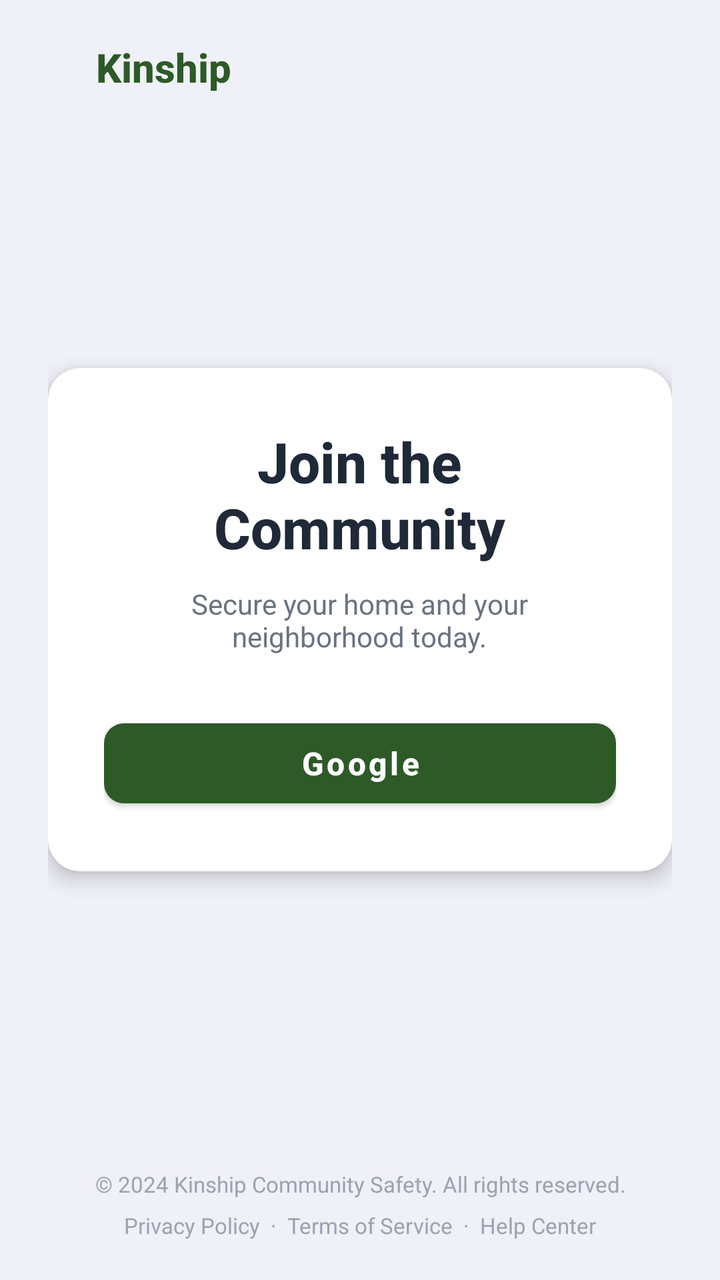
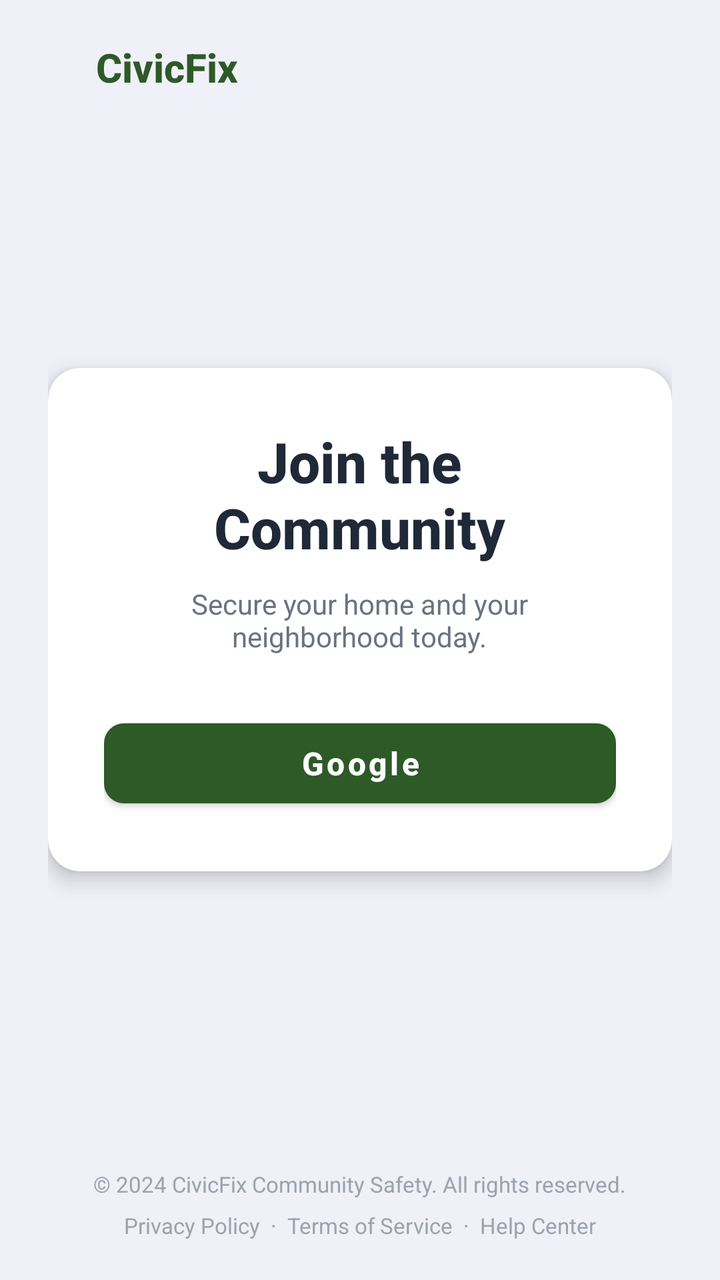

The first picture is an Android layout as it rendered before a commit; the second is the same layout after the commit. The layout source and the unified diff follow.
<!-- AndroidManifest.xml: application theme Theme.CivicFix -->
<!-- res/layout/login_activity.xml -->
<?xml version="1.0" encoding="utf-8"?>
<LinearLayout xmlns:android="http://schemas.android.com/apk/res/android"
    xmlns:app="http://schemas.android.com/apk/res-auto"
    android:layout_width="match_parent"
    android:layout_height="match_parent"
    android:orientation="vertical"
    android:background="#F0F0F8">

    
    <LinearLayout
        android:layout_width="wrap_content"
        android:layout_height="wrap_content"
        android:orientation="horizontal"
        android:gravity="center_vertical"
        android:layout_marginStart="20dp"
        android:layout_marginTop="20dp">

        <ImageView
            android:id="@+id/ivLogo"
            android:layout_width="22dp"
            android:layout_height="22dp"
            app:tint="@color/primaryLight"
            android:contentDescription="Kinship logo" />

        <TextView
            android:layout_width="wrap_content"
            android:layout_height="wrap_content"
            android:text="Kinship"
            android:textColor="@color/primaryLight"
            android:textSize="20sp"
            android:textStyle="bold"
            android:fontFamily="sans-serif-medium"
            android:layout_marginStart="6dp" />
    </LinearLayout>

    
    <LinearLayout
        android:layout_width="match_parent"
        android:layout_height="0dp"
        android:layout_weight="1"
        android:gravity="center"
        android:paddingStart="24dp"
        android:paddingEnd="24dp">

        <androidx.cardview.widget.CardView
            android:layout_width="match_parent"
            android:layout_height="wrap_content"
            app:cardCornerRadius="16dp"
            app:cardElevation="6dp"
            app:cardBackgroundColor="@android:color/white">

            <LinearLayout
                android:layout_width="match_parent"
                android:layout_height="wrap_content"
                android:orientation="vertical"
                android:padding="28dp"
                android:gravity="center">

                <TextView
                    android:layout_width="wrap_content"
                    android:layout_height="wrap_content"
                    android:text="Join the\nCommunity"
                    android:textColor="@color/tertiaryLight"
                    android:textSize="28sp"
                    android:textStyle="bold"
                    android:fontFamily="sans-serif-medium"
                    android:gravity="center"
                    android:layout_marginBottom="10dp" />

                <TextView
                    android:layout_width="wrap_content"
                    android:layout_height="wrap_content"
                    android:text="Secure your home and your\nneighborhood today."
                    android:textColor="#6B7280"
                    android:textSize="14sp"
                    android:gravity="center"
                    android:layout_marginBottom="28dp" />

                <com.google.android.material.button.MaterialButton
                    android:id="@+id/btn_signin"
                    android:layout_width="match_parent"
                    android:layout_height="52dp"
                    android:text="Google"
                    android:textAllCaps="false"
                    android:textColor="@android:color/white"
                    android:textSize="16sp"
                    android:textStyle="bold"
                    app:backgroundTint="@color/primaryLight"
                    app:cornerRadius="10dp"
                    app:iconTint="@null"
                    app:iconGravity="textStart"
                    app:iconPadding="12dp" />

            </LinearLayout>
        </androidx.cardview.widget.CardView>

    </LinearLayout>

    
    <LinearLayout
        android:layout_width="match_parent"
        android:layout_height="wrap_content"
        android:orientation="vertical"
        android:gravity="center"
        android:paddingStart="20dp"
        android:paddingEnd="20dp"
        android:paddingBottom="20dp"
        android:paddingTop="12dp">

        <TextView
            android:layout_width="wrap_content"
            android:layout_height="wrap_content"
            android:text="© 2024 Kinship Community Safety. All rights reserved."
            android:textColor="#9CA3AF"
            android:textSize="11sp"
            android:gravity="center"
            android:layout_marginBottom="6dp" />

        <LinearLayout
            android:layout_width="wrap_content"
            android:layout_height="wrap_content"
            android:orientation="horizontal"
            android:gravity="center">

            <TextView
                android:id="@+id/tvPrivacyPolicy"
                android:layout_width="wrap_content"
                android:layout_height="wrap_content"
                android:text="Privacy Policy"
                android:textColor="#9CA3AF"
                android:textSize="11sp"
                android:clickable="true"
                android:focusable="true" />

            <TextView
                android:layout_width="wrap_content"
                android:layout_height="wrap_content"
                android:text="  ·  "
                android:textColor="#9CA3AF"
                android:textSize="11sp" />

            <TextView
                android:id="@+id/tvTerms"
                android:layout_width="wrap_content"
                android:layout_height="wrap_content"
                android:text="Terms of Service"
                android:textColor="#9CA3AF"
                android:textSize="11sp"
                android:clickable="true"
                android:focusable="true" />

            <TextView
                android:layout_width="wrap_content"
                android:layout_height="wrap_content"
                android:text="  ·  "
                android:textColor="#9CA3AF"
                android:textSize="11sp" />

            <TextView
                android:id="@+id/tvHelpCenter"
                android:layout_width="wrap_content"
                android:layout_height="wrap_content"
                android:text="Help Center"
                android:textColor="#9CA3AF"
                android:textSize="11sp"
                android:clickable="true"
                android:focusable="true" />
        </LinearLayout>
    </LinearLayout>

</LinearLayout>
<!-- resources referenced by this layout -->
<resources>
  <color name="primaryLight">#FF2D5A27</color>
  <color name="tertiaryLight">#FF1F2937</color>
  <style name="Theme.CivicFix" parent="Theme.MaterialComponents.Light.NoActionBar" />
</resources>

<!-- the commit's change to res/layout/login_activity.xml (unified diff, before → after) -->
@@ -20,12 +20,12 @@
             android:layout_width="22dp"
             android:layout_height="22dp"
             app:tint="@color/primaryLight"
-            android:contentDescription="Kinship logo" />
+            android:contentDescription="CivicFix logo" />
 
         <TextView
             android:layout_width="wrap_content"
             android:layout_height="wrap_content"
-            android:text="Kinship"
+            android:text="CivicFix"
             android:textColor="@color/primaryLight"
             android:textSize="20sp"
             android:textStyle="bold"
@@ -110,7 +110,7 @@
         <TextView
             android:layout_width="wrap_content"
             android:layout_height="wrap_content"
-            android:text="© 2024 Kinship Community Safety. All rights reserved."
+            android:text="© 2024 CivicFix Community Safety. All rights reserved."
             android:textColor="#9CA3AF"
             android:textSize="11sp"
             android:gravity="center"
